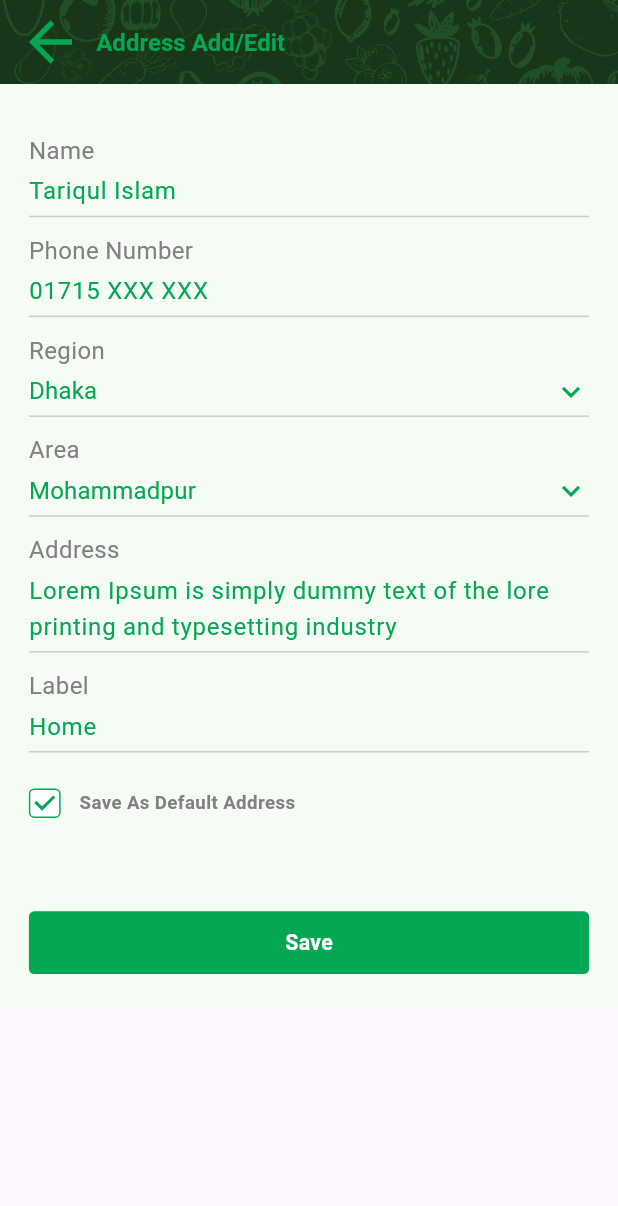
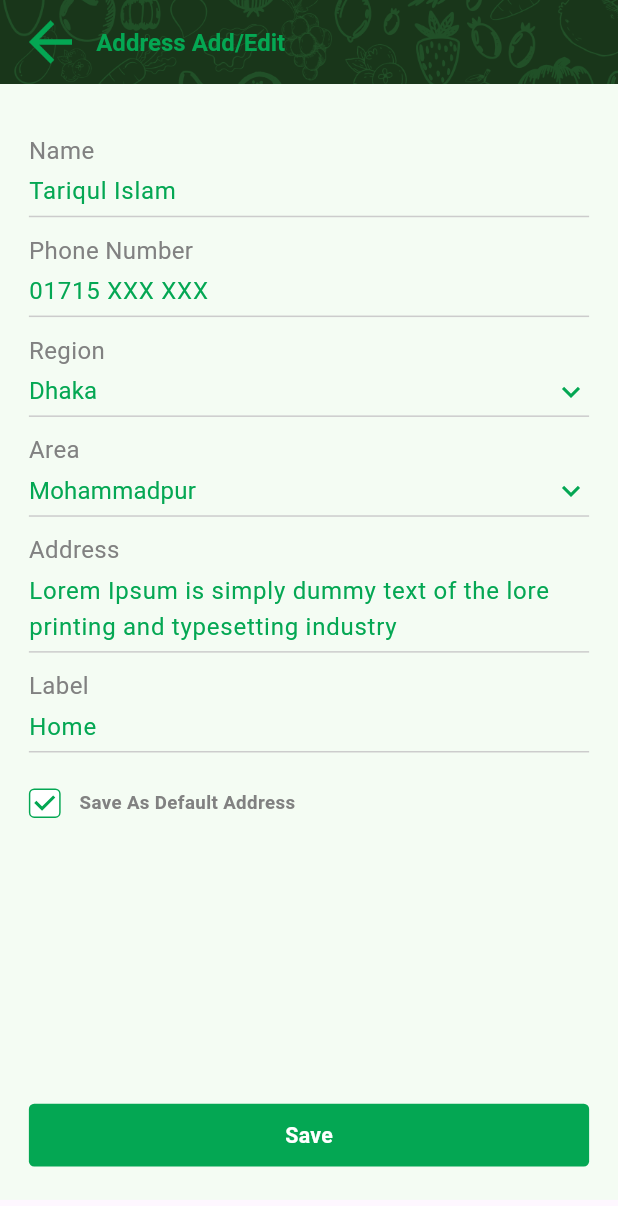
Before and after one commit to mahmudulhn/hortex_ecomarce_demo, a Flutter app: the screen it shows after launch, on a phone screen of 412 x 824 dp. Shown: the top 1206 px of the screen. Run offline on Flutter 3.47's test engine with Material 3 defaults, Android fonts, the phone set to English and light mode, and no system bars; our stand-ins replace flutter_screenutil.

Commit message:
30/10/2024

```diff
--- a/lib/screens/Address/address_add_remove_screen.dart
+++ b/lib/screens/Address/address_add_remove_screen.dart
@@ -62,9 +62,13 @@ class _AddressAddRemoveScreenState extends State<AddressAddRemoveScreen> {
       body: SingleChildScrollView(
         physics: const BouncingScrollPhysics(),
         child: Container(
+          height: MediaQuery.of(context).size.height - 90.h,
           color: const Color(0XFFF4FCF3),
           padding: EdgeInsets.symmetric(horizontal: 20.w, vertical: 25.h),
           child: Column(
+            mainAxisAlignment: MainAxisAlignment.spaceBetween,
+            children: [
+              Column(
                 children: [
                   Container(
                     margin: EdgeInsets.only(top: 12.h),
@@ -209,7 +213,8 @@ class _AddressAddRemoveScreenState extends State<AddressAddRemoveScreen> {
                               selectedAreas = newValue;
                             });
                           },
-                      items: areas.map<DropdownMenuItem<String>>((String area) {
+                          items: areas
+                              .map<DropdownMenuItem<String>>((String area) {
                             return DropdownMenuItem<String>(
                               value: area,
                               child: Text(
@@ -321,8 +326,8 @@ class _AddressAddRemoveScreenState extends State<AddressAddRemoveScreen> {
                         child: Container(
                           decoration: BoxDecoration(
                             borderRadius: BorderRadius.circular(4.r),
-                        border:
-                            Border.all(width: 1.w, color: AppColors.primary),
+                            border: Border.all(
+                                width: 1.w, color: AppColors.primary),
                             color: AppColors.white,
                           ),
                           child: Checkbox(
@@ -351,14 +356,14 @@ class _AddressAddRemoveScreenState extends State<AddressAddRemoveScreen> {
                       )
                     ],
                   ),
-              SizedBox(
-                height: 70.h,
+                ],
               ),
               CommonButton(
                 title: 'Save',
                 height: 47.h,
                 width: double.infinity,
-                  onClick: () {})
+                onClick: () {},
+              ),
             ],
           ),
         ),
```
Lines whose indentation alone changed are shown as unchanged.
